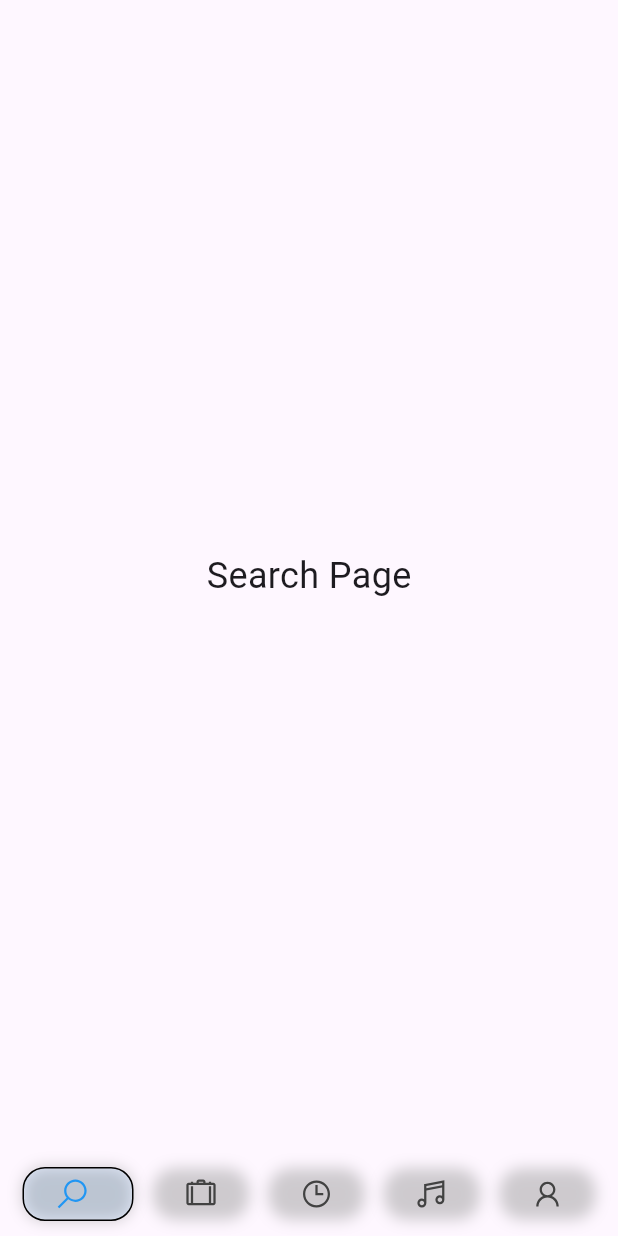
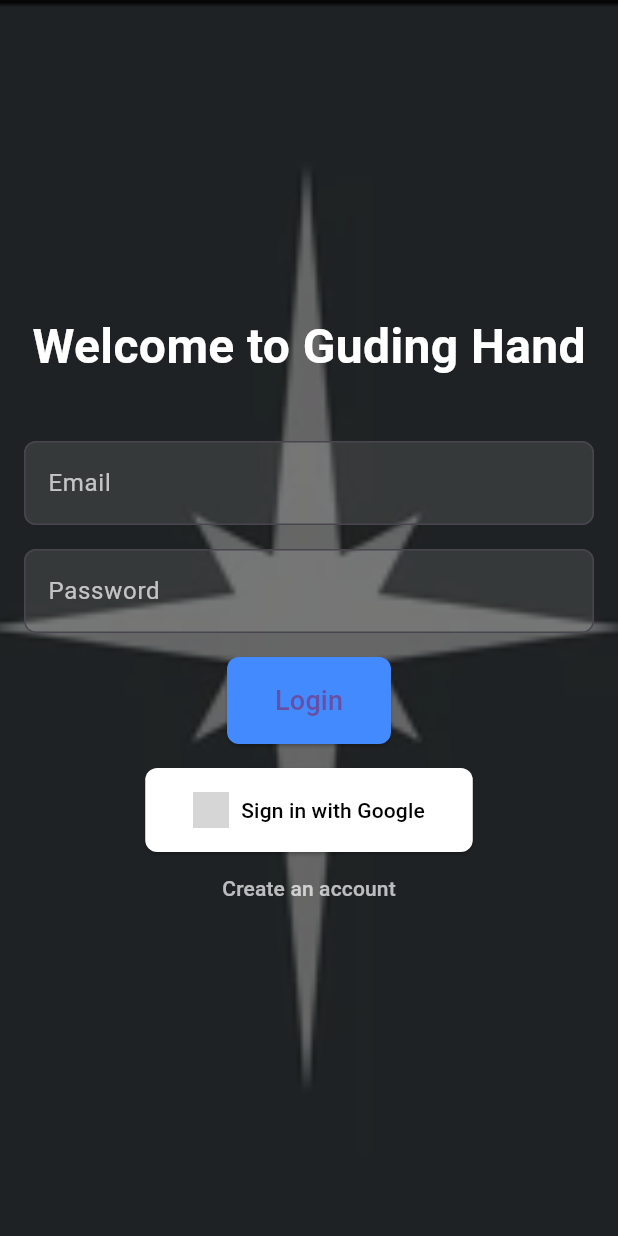
Before and after one commit to zpand26/Final_Project_SE-24, a Flutter app: the screen it shows after launch, on a phone screen of 412 x 824 dp. Run offline on Flutter 3.47's test engine with Material 3 defaults, Android fonts, the phone set to English and light mode, and no system bars; drawn by our look-alikes of google_nav_bar; our stand-ins replace cloud_firestore, firebase_auth, firebase_core, google_sign_in, line_icons; accounts and stored records are empty; grey boxes are pictures that could not be loaded.

Commit message:
added preliminary log in page

```diff
--- a/lib/main.dart
+++ b/lib/main.dart
@@ -1,37 +1,42 @@
 import 'package:flutter/material.dart';
-import 'models/theme_model.dart';
-import 'presenters/theme_presenter.dart';
-import 'views/nav_bar.dart';
+import 'views/auth_page_view.dart';
+import 'package:firebase_core/firebase_core.dart';
 
-void main() {
+void main() async {
+  WidgetsFlutterBinding.ensureInitialized();
+  await Firebase.initializeApp();
   runApp(MyApp());
 }
 
-class MyApp extends StatefulWidget {
-  @override
-  _MyAppState createState() => _MyAppState();
-}
 
-class _MyAppState extends State<MyApp> {
-  final ThemeModel _themeModel = ThemeModel();
-  late final ThemePresenter _themePresenter;
+class MyApp extends StatelessWidget {
 
-  @override
-  void initState() {
-    super.initState();
-    _themePresenter = ThemePresenter(_themeModel);
-    _themeModel.addListener(() {
-      setState(() {});
-    });
-  }
-
+  MyApp({super.key});
   @override
   Widget build(BuildContext context) {
-    return MaterialApp(
-      theme: ThemeData.light().copyWith(primaryColor: Colors.blue,),
-      darkTheme: ThemeData.dark().copyWith(),
-      themeMode: _themeModel.isDarkMode ? ThemeMode.dark : ThemeMode.light,
-      home: NavBar(themePresenter: _themePresenter),
-    );
+    return FutureBuilder(
+        future: Firebase.initializeApp(),
+        builder: (context, snapshot) {
+          if (snapshot.hasError) {
+            return const MaterialApp(
+              home: Scaffold(
+                body: Center(child: Text("Couldn't connect to Firebase")),
+              ),
+            );
+          }
+          //Once complete, show application
+          if (snapshot.connectionState == ConnectionState.done){
+            return const MaterialApp(
+              home: AuthPage(),
+            );
+          }
+          //loading indicator
+          return const MaterialApp(
+            home: Scaffold(
+              body: Center(child: CircularProgressIndicator()),
+            ),
+          );
+
+        });
   }
 }
--- /dev/null
+++ b/lib/models/auth_page_model.dart
@@ -0,0 +1,60 @@
+// auth_model.dart
+
+import 'package:cloud_firestore/cloud_firestore.dart';
+import 'package:firebase_auth/firebase_auth.dart';
+
+class AuthModel {
+  final FirebaseAuth _auth;
+  final FirebaseFirestore _firestore;
+
+  AuthModel({FirebaseAuth? auth, FirebaseFirestore? firestore})
+      : _auth = auth ?? FirebaseAuth.instance,
+        _firestore = firestore ?? FirebaseFirestore.instance;
+
+  Future<UserCredential> signIn(String email, String password) async {
+    try {
+      return await _auth.signInWithEmailAndPassword(email: email, password: password);
+    } on FirebaseAuthException catch (e) {
+      throw Exception(e.message ?? "Login failed.");
+    }
+  }
+
+
+  Future<UserCredential> signUp(String email, String password) async {
+    UserCredential userCredential = await _auth.createUserWithEmailAndPassword(
+      email: email,
+      password: password,
+    );
+
+    await _firestore.collection('users').doc(userCredential.user?.uid).set({
+      'email': email,
+      'createdAt': FieldValue.serverTimestamp(),
+    });
+
+
+    return userCredential;
+  }
+
+  Future<void> saveUserToFirestore(User? user) async {
+    try {
+      if (user != null) {
+        final userDoc = _firestore.collection('users').doc(user.uid);
+
+        final userExists = await userDoc.get().then((doc) => doc.exists);
+
+        if (!userExists) {
+          await userDoc.set({
+            'uid': user.uid,
+            'email': user.email,
+            'displayName': user.displayName ?? 'Anonymous',
+            'photoURL': user.photoURL ?? '',
+            'createdAt': FieldValue.serverTimestamp(),
+          });
+        }
+      }
+    } catch (e) {
+      throw Exception("Failed to save user to Firestore: $e");
+    }
+  }
+
+}
--- /dev/null
+++ b/lib/presenters/auth_page_presenter.dart
@@ -0,0 +1,69 @@
+// auth_presenter.dart
+
+import 'package:cloud_firestore/cloud_firestore.dart';
+import 'package:firebase_auth/firebase_auth.dart';
+import 'package:google_sign_in/google_sign_in.dart';
+import 'package:northstars_final/models/auth_page_model.dart';
+
+abstract class AuthViewContract {
+  void showError(String message);
+  void navigateToHome();
+}
+
+class AuthPresenter {
+  final AuthModel _authModel;
+  final AuthViewContract _view;
+  final GoogleSignIn _googleSignIn = GoogleSignIn();
+
+  AuthPresenter(this._view) : _authModel = AuthModel();
+
+  Future<void> login(String email, String password) async {
+    try {
+      await _authModel.signIn(email, password);
+      _view.navigateToHome();
+    } on FirebaseAuthException catch (e) {
+      _view.showError(e.message ?? "Authentication failed.");
+    }
+  }
+
+
+  Future<void> signUp(String email, String password) async {
+    try {
+      await _authModel.signUp(email, password);
+      _view.navigateToHome();
+    } catch (e) {
+      _view.showError(e.toString());
+    }
+  }
+
+  Future<void> googleSignIn() async {
+    try {
+      // Sign out previous session (force account selection)
+      await _googleSignIn.signOut();
+
+      // Trigger the Google Sign-In process
+      final GoogleSignInAccount? googleUser = await _googleSignIn.signIn();
+
+      // If the sign-in is successful, authenticate with Firebase
+      if (googleUser != null) {
+        final GoogleSignInAuthentication googleAuth = await googleUser.authentication;
+
+        final AuthCredential credential = GoogleAuthProvider.credential(
+          accessToken: googleAuth.accessToken,
+          idToken: googleAuth.idToken,
+        );
+
+        // Sign in to Firebase with the credentials
+        UserCredential userCredential = await FirebaseAuth.instance.signInWithCredential(credential);
+
+        // Delegate saving the user to the model
+        await _authModel.saveUserToFirestore(userCredential.user);
+
+        // Navigate to the home page after successful sign-in
+        _view.navigateToHome();
+      }
+    } catch (e) {
+      _view.showError(e.toString());
+    }
+  }
+}
--- /dev/null
+++ b/lib/views/auth_page_view.dart
@@ -0,0 +1,176 @@
+// auth_page.dart
+
+import 'package:flutter/material.dart';
+import 'package:northstars_final/views/nav_bar.dart';
+import 'package:northstars_final/presenters/auth_page_presenter.dart';
+import 'package:northstars_final/presenters/theme_presenter.dart';
+import 'package:northstars_final/models/theme_model.dart';
+
+class AuthPage extends StatefulWidget {
+  const AuthPage({super.key});
+
+  @override
+  _AuthPageState createState() => _AuthPageState();
+}
+
+class _AuthPageState extends State<AuthPage> implements AuthViewContract {
+  late AuthPresenter _presenter;
+  final TextEditingController _emailController = TextEditingController();
+  final TextEditingController _passwordController = TextEditingController();
+  bool _isLogin = true;
+
+  @override
+  void initState() {
+    super.initState();
+    _presenter = AuthPresenter(this);
+  }
+
+  void _authenticate() {
+    final email = _emailController.text.trim();
+    final password = _passwordController.text.trim();
+    if (_isLogin) {
+      _presenter.login(email, password);
+    } else {
+      _presenter.signUp(email, password);
+    }
+  }
+
+  @override
+  Widget build(BuildContext context) {
+    return Scaffold(
+      body: Stack(
+        children: [
+          // Background image
+          Positioned.fill(
+            child: Image.asset(
+              'lib/assets/images/gray-north-star1.png',
+              fit: BoxFit.cover,
+            ),
+          ),
+          // Dark overlay for contrast
+          Positioned.fill(
+            child: Container(
+              color: Colors.black.withOpacity(0.6),
+            ),
+          ),
+          // Login form
+          Center(
+            child: SingleChildScrollView(
+              padding: const EdgeInsets.all(16.0),
+              child: Column(
+                mainAxisAlignment: MainAxisAlignment.center,
+                children: [
+                  // App Logo (or title)
+                  const Text(
+                    'Welcome to Guding Hand',
+                    style: TextStyle(
+                      fontSize: 32,
+                      color: Colors.white,
+                      fontWeight: FontWeight.bold,
+                    ),
+                  ),
+                  const SizedBox(height: 40),
+                  // Email TextField
+                  TextField(
+                    controller: _emailController,
+                    decoration: InputDecoration(
+                      labelText: 'Email',
+                      labelStyle: TextStyle(color: Colors.white70),
+                      filled: true,
+                      fillColor: Colors.white.withOpacity(0.1),
+                      border: OutlineInputBorder(
+                        borderRadius: BorderRadius.circular(8.0),
+                      ),
+                    ),
+                    style: const TextStyle(color: Colors.white),
+                  ),
+                  const SizedBox(height: 16),
+                  // Password TextField
+                  TextField(
+                    controller: _passwordController,
+                    decoration: InputDecoration(
+                      labelText: 'Password',
+                      labelStyle: TextStyle(color: Colors.white70),
+                      filled: true,
+                      fillColor: Colors.white.withOpacity(0.1),
+                      border: OutlineInputBorder(
+                        borderRadius: BorderRadius.circular(8.0),
+                      ),
+                    ),
+                    obscureText: true,
+                    style: const TextStyle(color: Colors.white),
+                  ),
+                  const SizedBox(height: 16),
+                  // Authentication button
+                  ElevatedButton(
+                    onPressed: _authenticate,
+                    style: ElevatedButton.styleFrom(
+                      backgroundColor: Colors.blueAccent,
+                      padding: const EdgeInsets.symmetric(vertical: 16.0, horizontal: 32.0),
+                      shape: RoundedRectangleBorder(
+                        borderRadius: BorderRadius.circular(8.0),
+                      ),
+                    ),
+                    child: Text(
+                      _isLogin ? 'Login' : 'Sign Up',
+                      style: const TextStyle(fontSize: 18),
+                    ),
+                  ),
+                  const SizedBox(height: 16),
+                  ElevatedButton.icon(
+                    onPressed: () {
+                      _presenter.googleSignIn();
+                    },
+                    icon: Image.asset(
+                      'lib/assets/images/google_logo.jpg', // Add a Google logo image asset
+                      height: 24,
+                      width: 24,
+                    ),
+                    label: const Text("Sign in with Google"),
+                    style: ElevatedButton.styleFrom(
+                      backgroundColor: Colors.white,
+                      foregroundColor: Colors.black,
+                      padding: const EdgeInsets.symmetric(vertical: 16.0, horizontal: 32.0),
+                      shape: RoundedRectangleBorder(
+                        borderRadius: BorderRadius.circular(8.0),
+                      ),
+                    ),
+                  ),
+                  TextButton(
+                    onPressed: () {
+                      setState(() {
+                        _isLogin = !_isLogin;
+                      });
+                    },
+                    child: Text(
+                      _isLogin ? 'Create an account' : 'Have an account? Log in',
+                      style: const TextStyle(color: Colors.white70),
+                    ),
+                  ),
+                ],
+              ),
+            ),
+          ),
+        ],
+      ),
+    );
+  }
+
+  @override
+  void showError(String message) {
+    ScaffoldMessenger.of(context).showSnackBar(
+      SnackBar(content: Text(message)),
+    );
+  }
+
+  @override
+  void navigateToHome() {
+    final themeModel = ThemeModel();
+    final themePresenter = ThemePresenter(themeModel);
+    Navigator.of(context).pushReplacement(
+      MaterialPageRoute(
+        builder: (context) => NavBar(themePresenter: themePresenter),
+      ),
+    );
+  }
+}
```
Also changed, not shown: pubspec.yaml (+7 -2 lines), lib/assets/images/gray-north-star1.png (added), lib/models/sample_model.dart (deleted), lib/presenters/sample_presenter.dart (deleted), lib/views/sample_view.dart (deleted), pubspec.lock, 3 other files.
